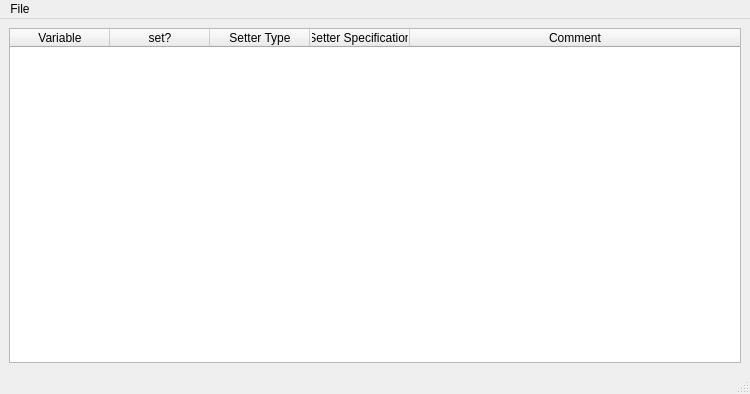
The window that gr-mtb/qt/task_frontend.ui (marcusmueller/measurement_toolbox) describes before a commit, drawn with Qt 5.
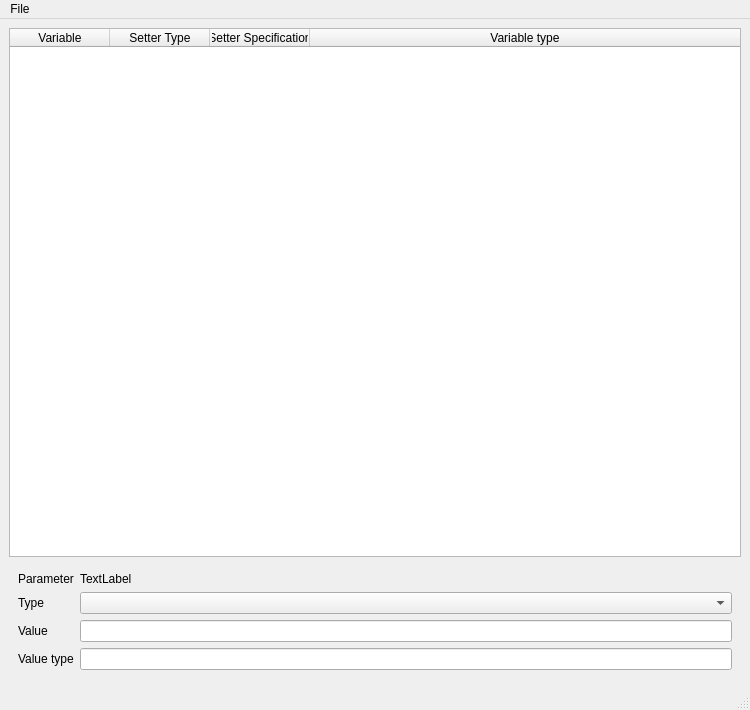
The same window after the commit.

Commit message:
moved to a simpler UI approach
This model based view thing with dropdown menus just didn't work out,
and I spent faaar too much time on it

Patch:
```diff
--- a/gr-mtb/qt/task_frontend.ui
+++ b/gr-mtb/qt/task_frontend.ui
@@ -7,7 +7,7 @@
     <x>0</x>
     <y>0</y>
     <width>750</width>
-    <height>394</height>
+    <height>710</height>
    </rect>
   </property>
   <property name="windowTitle">
@@ -51,11 +51,6 @@
           <string>Variable</string>
          </property>
         </column>
-        <column>
-         <property name="text">
-          <string>set?</string>
-         </property>
-        </column>
         <column>
          <property name="text">
           <string>Setter Type</string>
@@ -68,13 +63,72 @@
         </column>
         <column>
          <property name="text">
-          <string>Comment</string>
+          <string>Variable type</string>
          </property>
         </column>
        </widget>
       </item>
      </layout>
     </item>
+    <item>
+     <widget class="QWidget" name="widget" native="true">
+      <property name="minimumSize">
+       <size>
+        <width>0</width>
+        <height>100</height>
+       </size>
+      </property>
+      <layout class="QFormLayout" name="formLayout">
+       <property name="fieldGrowthPolicy">
+        <enum>QFormLayout::AllNonFixedFieldsGrow</enum>
+       </property>
+       <item row="0" column="0">
+        <widget class="QLabel" name="param_label">
+         <property name="text">
+          <string>Parameter</string>
+         </property>
+        </widget>
+       </item>
+       <item row="0" column="1">
+        <widget class="QLabel" name="param_id">
+         <property name="text">
+          <string>TextLabel</string>
+         </property>
+        </widget>
+       </item>
+       <item row="1" column="0">
+        <widget class="QLabel" name="type_label">
+         <property name="text">
+          <string>Type</string>
+         </property>
+        </widget>
+       </item>
+       <item row="1" column="1">
+        <widget class="QComboBox" name="param_type"/>
+       </item>
+       <item row="2" column="0">
+        <widget class="QLabel" name="value_label">
+         <property name="text">
+          <string>Value</string>
+         </property>
+        </widget>
+       </item>
+       <item row="2" column="1">
+        <widget class="QLineEdit" name="param_value"/>
+       </item>
+       <item row="3" column="0">
+        <widget class="QLabel" name="valtype_label">
+         <property name="text">
+          <string>Value type</string>
+         </property>
+        </widget>
+       </item>
+       <item row="3" column="1">
+        <widget class="QLineEdit" name="param_valtype"/>
+       </item>
+      </layout>
+     </widget>
+    </item>
    </layout>
   </widget>
   <widget class="QMenuBar" name="menubar">
```
The commit also changes 1 other file.
